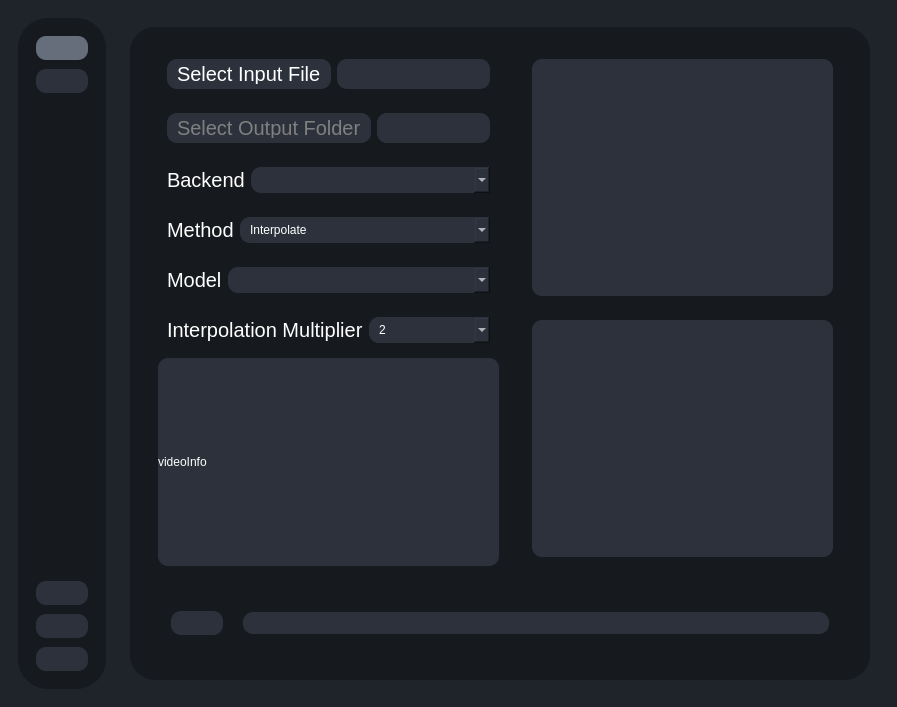
Before: the Qt Designer form testRVEInterface.ui in TNTwise/REAL-Video-Enhancer, drawn with Qt 5.
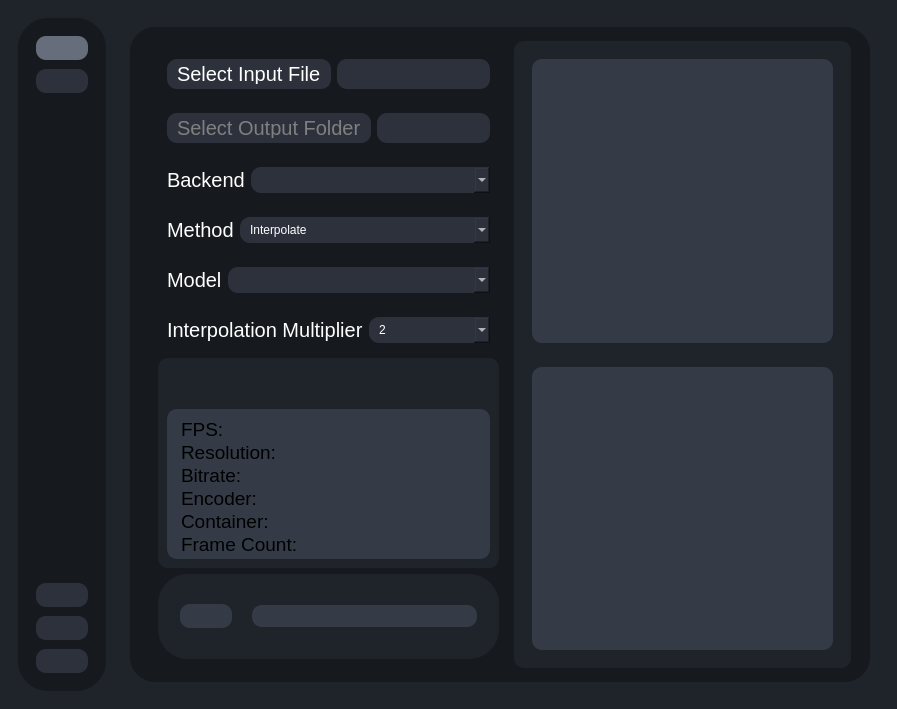
After: the same form once the commit is applied. The open tabs and pages were chosen to show the change. Icons and pictures are not drawn.

Commit message: move GUI around

The edit to the form file:
```diff
--- a/testRVEInterface.ui
+++ b/testRVEInterface.ui
@@ -7,7 +7,7 @@
     <x>0</x>
     <y>0</y>
     <width>897</width>
-    <height>707</height>
+    <height>709</height>
    </rect>
   </property>
   <property name="windowTitle">
@@ -35,7 +35,7 @@
    border-radius: 30px;
 }
 #bottomMenuSubContainer{
-	background-color:#16191d;
+	background-color:#2c313c;
    border-radius: 30px;
 }
 
@@ -205,71 +205,110 @@
  }</string>
              </property>
              <layout class="QGridLayout" name="gridLayout_3">
-              <item row="1" column="0" colspan="2">
-               <widget class="QWidget" name="bottomMenuSubContainer" native="true">
-                <property name="minimumSize">
-                 <size>
-                  <width>0</width>
-                  <height>85</height>
-                 </size>
+              <item row="0" column="1">
+               <widget class="QWidget" name="processInfoContainer" native="true">
+                <property name="sizePolicy">
+                 <sizepolicy hsizetype="MinimumExpanding" vsizetype="Preferred">
+                  <horstretch>0</horstretch>
+                  <verstretch>0</verstretch>
+                 </sizepolicy>
                 </property>
-                <layout class="QHBoxLayout" name="horizontalLayout_2">
-                 <property name="spacing">
-                  <number>20</number>
-                 </property>
-                 <property name="leftMargin">
-                  <number>22</number>
-                 </property>
-                 <property name="rightMargin">
-                  <number>22</number>
-                 </property>
+                <property name="styleSheet">
+                 <string notr="true">#processInfoContainer{
+background-color:#1f232a;
+border-radius:10px;
+border-padding:30px;
+}
+#infoSubContainer{
+background-color:#1f232a
+
+}
+#previewSubContainer{
+background-color:#1f232a
+}
+#renderOutput{
+background-color:#343b47;
+border-radius: 10px;
+
+}
+#previewLabel{
+background-color:#343b47;
+border-radius: 10px;
+
+
+}</string>
+                </property>
+                <layout class="QVBoxLayout" name="verticalLayout_5">
                  <item>
-                  <widget class="QPushButton" name="startRenderButton">
-                   <property name="enabled">
-                    <bool>true</bool>
-                   </property>
-                   <property name="maximumSize">
-                    <size>
-                     <width>59</width>
-                     <height>16777215</height>
-                    </size>
-                   </property>
-                   <property name="text">
-                    <string/>
-                   </property>
-                   <property name="icon">
-                    <iconset resource="resources.qrc">
-                     <normaloff>:/icons/icons/play.svg</normaloff>:/icons/icons/play.svg</iconset>
-                   </property>
-                   <property name="iconSize">
-                    <size>
-                     <width>55</width>
-                     <height>45</height>
-                    </size>
-                   </property>
+                  <widget class="QWidget" name="previewSubContainer" native="true">
+                   <layout class="QVBoxLayout" name="verticalLayout_8">
+                    <item>
+                     <widget class="QLabel" name="previewLabel">
+                      <property name="sizePolicy">
+                       <sizepolicy hsizetype="Expanding" vsizetype="Preferred">
+                        <horstretch>0</horstretch>
+                        <verstretch>0</verstretch>
+                       </sizepolicy>
+                      </property>
+                      <property name="styleSheet">
+                       <string notr="true"/>
+                      </property>
+                      <property name="text">
+                       <string/>
+                      </property>
+                      <property name="scaledContents">
+                       <bool>true</bool>
+                      </property>
+                     </widget>
+                    </item>
+                   </layout>
                   </widget>
                  </item>
                  <item>
-                  <widget class="QProgressBar" name="progressBar">
-                   <property name="sizePolicy">
-                    <sizepolicy hsizetype="Expanding" vsizetype="Fixed">
-                     <horstretch>0</horstretch>
-                     <verstretch>0</verstretch>
-                    </sizepolicy>
-                   </property>
-                   <property name="value">
-                    <number>0</number>
-                   </property>
-                   <property name="textVisible">
-                    <bool>false</bool>
-                   </property>
+                  <widget class="QWidget" name="infoSubContainer" native="true">
+                   <layout class="QVBoxLayout" name="verticalLayout_9">
+                    <item>
+                     <widget class="QTextEdit" name="renderOutput">
+                      <property name="sizePolicy">
+                       <sizepolicy hsizetype="MinimumExpanding" vsizetype="Preferred">
+                        <horstretch>0</horstretch>
+                        <verstretch>0</verstretch>
+                       </sizepolicy>
+                      </property>
+                      <property name="font">
+                       <font>
+                        <pointsize>15</pointsize>
+                       </font>
+                      </property>
+                      <property name="styleSheet">
+                       <string notr="true">*:disabled{
+ 
+	color:white;
+}</string>
+                      </property>
+                      <property name="readOnly">
+                       <bool>true</bool>
+                      </property>
+                      <property name="html">
+                       <string>&lt;!DOCTYPE HTML PUBLIC &quot;-//W3C//DTD HTML 4.0//EN&quot; &quot;http://www.w3.org/TR/REC-html40/strict.dtd&quot;&gt;
+&lt;html&gt;&lt;head&gt;&lt;meta name=&quot;qrichtext&quot; content=&quot;1&quot; /&gt;&lt;meta charset=&quot;utf-8&quot; /&gt;&lt;style type=&quot;text/css&quot;&gt;
+p, li { white-space: pre-wrap; }
+hr { height: 1px; border-width: 0; }
+li.unchecked::marker { content: &quot;\2610&quot;; }
+li.checked::marker { content: &quot;\2612&quot;; }
+&lt;/style&gt;&lt;/head&gt;&lt;body style=&quot; font-family:'Sans Serif'; font-size:15pt; font-weight:400; font-style:normal;&quot;&gt;
+&lt;p style=&quot;-qt-paragraph-type:empty; margin-top:0px; margin-bottom:0px; margin-left:0px; margin-right:0px; -qt-block-indent:0; text-indent:0px;&quot;&gt;&lt;br /&gt;&lt;/p&gt;&lt;/body&gt;&lt;/html&gt;</string>
+                      </property>
+                     </widget>
+                    </item>
+                   </layout>
                   </widget>
                  </item>
                 </layout>
                </widget>
               </item>
               <item row="0" column="0">
-               <widget class="QWidget" name="videoInfoContainer" native="true">
+               <widget class="QWidget" name="processSettingsContainer" native="true">
                 <property name="maximumSize">
                  <size>
                   <width>16000</width>
@@ -560,90 +599,54 @@
                   </widget>
                  </item>
                  <item>
-                  <widget class="QLabel" name="videoInfoLabel">
-                   <property name="sizePolicy">
-                    <sizepolicy hsizetype="MinimumExpanding" vsizetype="MinimumExpanding">
-                     <horstretch>0</horstretch>
-                     <verstretch>0</verstretch>
-                    </sizepolicy>
-                   </property>
+                  <widget class="QWidget" name="videoInfoContainer_2" native="true">
                    <property name="styleSheet">
-                    <string notr="true">QLabel{
-background-color:#2c313c;
-border-radius: 10px;
-}
-</string>
+                    <string notr="true">QWidget {
+	background-color:#1f232a;
+	border-radius:10px;
+}</string>
                    </property>
-                   <property name="text">
-                    <string>videoInfo</string>
-                   </property>
-                  </widget>
-                 </item>
-                </layout>
-               </widget>
-              </item>
-              <item row="0" column="1">
-               <widget class="QWidget" name="processInfoContainer" native="true">
-                <property name="sizePolicy">
-                 <sizepolicy hsizetype="MinimumExpanding" vsizetype="Preferred">
-                  <horstretch>0</horstretch>
-                  <verstretch>0</verstretch>
-                 </sizepolicy>
-                </property>
-                <layout class="QVBoxLayout" name="verticalLayout_5">
-                 <item>
-                  <widget class="QWidget" name="previewSubContainer" native="true">
-                   <layout class="QVBoxLayout" name="verticalLayout_8">
+                   <layout class="QVBoxLayout" name="verticalLayout_10">
                     <item>
-                     <widget class="QLabel" name="previewLabel">
-                      <property name="sizePolicy">
-                       <sizepolicy hsizetype="Expanding" vsizetype="Preferred">
-                        <horstretch>0</horstretch>
-                        <verstretch>0</verstretch>
-                       </sizepolicy>
+                     <spacer name="verticalSpacer_3">
+                      <property name="orientation">
+                       <enum>Qt::Orientation::Vertical</enum>
                       </property>
-                      <property name="styleSheet">
-                       <string notr="true">QLabel{
-background-color:#2c313c;
-border-radius: 10px;
-}
-</string>
+                      <property name="sizeHint" stdset="0">
+                       <size>
+                        <width>20</width>
+                        <height>40</height>
+                       </size>
                       </property>
-                      <property name="text">
-                       <string/>
-                      </property>
-                      <property name="scaledContents">
-                       <bool>true</bool>
-                      </property>
-                     </widget>
+                     </spacer>
                     </item>
-                   </layout>
-                  </widget>
-                 </item>
-                 <item>
-                  <widget class="QWidget" name="infoSubContainer" native="true">
-                   <layout class="QVBoxLayout" name="verticalLayout_9">
                     <item>
-                     <widget class="QTextEdit" name="renderOutput">
+                     <widget class="QTextEdit" name="videoInfoTextEdit">
                       <property name="sizePolicy">
-                       <sizepolicy hsizetype="MinimumExpanding" vsizetype="Preferred">
+                       <sizepolicy hsizetype="MinimumExpanding" vsizetype="MinimumExpanding">
                         <horstretch>0</horstretch>
                         <verstretch>0</verstretch>
                        </sizepolicy>
                       </property>
-                      <property name="font">
-                       <font>
-                        <pointsize>15</pointsize>
-                       </font>
+                      <property name="maximumSize">
+                       <size>
+                        <width>16777215</width>
+                        <height>150</height>
+                       </size>
+                      </property>
+                      <property name="accessibleDescription">
+                       <string notr="true"/>
                       </property>
                       <property name="styleSheet">
-                       <string notr="true">*:disabled{
- 
-	color:white;
+                       <string notr="true">QTextEdit{
+background-color:#343b47
 }</string>
                       </property>
-                      <property name="readOnly">
-                       <bool>true</bool>
+                      <property name="verticalScrollBarPolicy">
+                       <enum>Qt::ScrollBarPolicy::ScrollBarAlwaysOff</enum>
+                      </property>
+                      <property name="horizontalScrollBarPolicy">
+                       <enum>Qt::ScrollBarPolicy::ScrollBarAlwaysOff</enum>
                       </property>
                       <property name="html">
                        <string>&lt;!DOCTYPE HTML PUBLIC &quot;-//W3C//DTD HTML 4.0//EN&quot; &quot;http://www.w3.org/TR/REC-html40/strict.dtd&quot;&gt;
@@ -652,7 +655,13 @@
 hr { height: 1px; border-width: 0; }
 li.unchecked::marker { content: &quot;\2610&quot;; }
 li.checked::marker { content: &quot;\2612&quot;; }
-&lt;/style&gt;&lt;/head&gt;&lt;body style=&quot; font-family:'Sans Serif'; font-size:15pt; font-weight:400; font-style:normal;&quot;&gt;
+&lt;/style&gt;&lt;/head&gt;&lt;body style=&quot; font-family:'Sans Serif'; font-size:9pt; font-weight:400; font-style:normal;&quot;&gt;
+&lt;p style=&quot; margin-top:0px; margin-bottom:0px; margin-left:0px; margin-right:0px; -qt-block-indent:0; text-indent:0px;&quot;&gt;&lt;span style=&quot; font-size:14pt;&quot;&gt;FPS:&lt;/span&gt;&lt;/p&gt;
+&lt;p style=&quot; margin-top:0px; margin-bottom:0px; margin-left:0px; margin-right:0px; -qt-block-indent:0; text-indent:0px;&quot;&gt;&lt;span style=&quot; font-size:14pt;&quot;&gt;Resolution:&lt;/span&gt;&lt;/p&gt;
+&lt;p style=&quot; margin-top:0px; margin-bottom:0px; margin-left:0px; margin-right:0px; -qt-block-indent:0; text-indent:0px;&quot;&gt;&lt;span style=&quot; font-size:14pt;&quot;&gt;Bitrate:&lt;/span&gt;&lt;/p&gt;
+&lt;p style=&quot; margin-top:0px; margin-bottom:0px; margin-left:0px; margin-right:0px; -qt-block-indent:0; text-indent:0px;&quot;&gt;&lt;span style=&quot; font-size:14pt;&quot;&gt;Encoder:&lt;/span&gt;&lt;/p&gt;
+&lt;p style=&quot; margin-top:0px; margin-bottom:0px; margin-left:0px; margin-right:0px; -qt-block-indent:0; text-indent:0px;&quot;&gt;&lt;span style=&quot; font-size:14pt;&quot;&gt;Container:&lt;/span&gt;&lt;/p&gt;
+&lt;p style=&quot; margin-top:0px; margin-bottom:0px; margin-left:0px; margin-right:0px; -qt-block-indent:0; text-indent:0px;&quot;&gt;&lt;span style=&quot; font-size:14pt;&quot;&gt;Frame Count:&lt;/span&gt;&lt;/p&gt;
 &lt;p style=&quot;-qt-paragraph-type:empty; margin-top:0px; margin-bottom:0px; margin-left:0px; margin-right:0px; -qt-block-indent:0; text-indent:0px;&quot;&gt;&lt;br /&gt;&lt;/p&gt;&lt;/body&gt;&lt;/html&gt;</string>
                       </property>
                      </widget>
@@ -660,6 +669,89 @@
                    </layout>
                   </widget>
                  </item>
+                 <item>
+                  <widget class="QWidget" name="bottomMenuSubContainer" native="true">
+                   <property name="minimumSize">
+                    <size>
+                     <width>0</width>
+                     <height>85</height>
+                    </size>
+                   </property>
+                   <property name="styleSheet">
+                    <string notr="true">#bottomMenuSubContainer{
+background-color:#1f232a
+}
+#progressBar{
+background-color:#343b47
+}
+#startRenderButton{
+background-color:#343b47
+}
+#startRenderButton:hover{
+background-color:#676e7b
+}</string>
+                   </property>
+                   <layout class="QHBoxLayout" name="horizontalLayout_2">
+                    <property name="spacing">
+                     <number>20</number>
+                    </property>
+                    <property name="leftMargin">
+                     <number>22</number>
+                    </property>
+                    <property name="rightMargin">
+                     <number>22</number>
+                    </property>
+                    <item>
+                     <widget class="QPushButton" name="startRenderButton">
+                      <property name="enabled">
+                       <bool>true</bool>
+                      </property>
+                      <property name="maximumSize">
+                       <size>
+                        <width>59</width>
+                        <height>16777215</height>
+                       </size>
+                      </property>
+                      <property name="text">
+                       <string/>
+                      </property>
+                      <property name="icon">
+                       <iconset resource="resources.qrc">
+                        <normaloff>:/icons/icons/play.svg</normaloff>:/icons/icons/play.svg</iconset>
+                      </property>
+                      <property name="iconSize">
+                       <size>
+                        <width>55</width>
+                        <height>45</height>
+                       </size>
+                      </property>
+                      <property name="checkable">
+                       <bool>true</bool>
+                      </property>
+                      <property name="checked">
+                       <bool>false</bool>
+                      </property>
+                     </widget>
+                    </item>
+                    <item>
+                     <widget class="QProgressBar" name="progressBar">
+                      <property name="sizePolicy">
+                       <sizepolicy hsizetype="Expanding" vsizetype="Fixed">
+                        <horstretch>0</horstretch>
+                        <verstretch>0</verstretch>
+                       </sizepolicy>
+                      </property>
+                      <property name="value">
+                       <number>0</number>
+                      </property>
+                      <property name="textVisible">
+                       <bool>false</bool>
+                      </property>
+                     </widget>
+                    </item>
+                   </layout>
+                  </widget>
+                 </item>
                 </layout>
                </widget>
               </item>
```
The commit also changes 3 other files.
